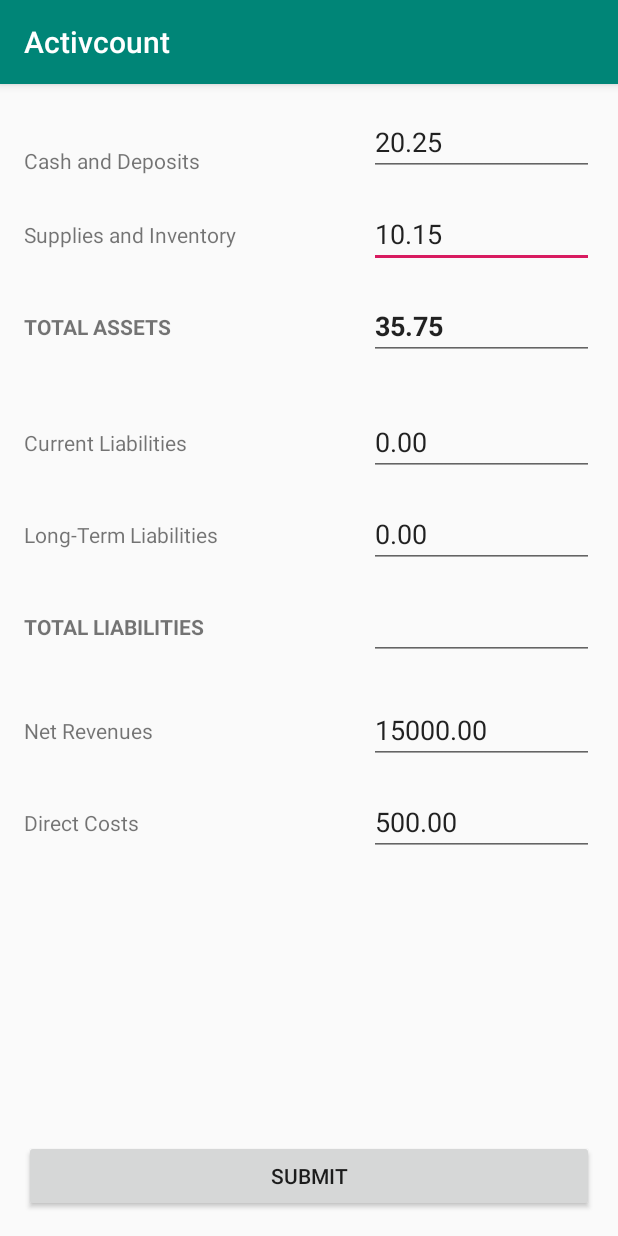
After one commit to alexandrebobkov/activcount002, an Android app: the fragment DataFragment shown on its own in the app's theme, on a phone screen of 412 x 824 dp. The commit adds this screen. Run offline under Robolectric (Android 15) with nearby library versions, the phone set to English and light mode, and no system bars.

Commit message:
Financial data. ViewModel.

```diff
--- a/app/build.gradle
+++ b/app/build.gradle
@@ -30,4 +30,6 @@ dependencies {
     testImplementation 'junit:junit:4.12'
     androidTestImplementation 'androidx.test.ext:junit:1.1.1'
     androidTestImplementation 'androidx.test.espresso:espresso-core:3.2.0'
+    implementation 'org.jetbrains:annotations-java5:15.0'
+    implementation 'androidx.legacy:legacy-support-v4:1.0.0'
 }
--- a/app/src/main/java/com/example/activcount_002/MainActivity.java
+++ b/app/src/main/java/com/example/activcount_002/MainActivity.java
@@ -53,8 +53,8 @@ public class MainActivity extends AppCompatActivity
         // Passing each menu ID as a set of Ids because each
         // menu should be considered as top level destinations.
         mAppBarConfiguration = new AppBarConfiguration.Builder(
-                R.id.nav_home, R.id.nav_gallery, R.id.nav_slideshow,
-                R.id.nav_tools, R.id.nav_about, R.id.nav_share, R.id.nav_send)
+                R.id.nav_home, R.id.nav_ratios, R.id.nav_slideshow,
+                R.id.nav_tools, R.id.nav_data, R.id.nav_about, R.id.nav_share, R.id.nav_send)
                 .setDrawerLayout(drawer)
                 .build();
 
--- /dev/null
+++ b/app/src/main/java/com/example/activcount_002/MainData.java
@@ -0,0 +1,37 @@
+package com.example.activcount_002;
+
+import android.widget.TextView;
+
+public class MainData
+{
+    private static float assets_current, assets_supplies, assets_total;
+    private static float liabilities_current, liabilities_long_term, liabilities_total;
+    private static float net_revenues, direct_costs, operating_expenses;
+
+    public MainData()
+    {
+        assets_current          = 0;
+        assets_supplies         = 0;
+        assets_total            = 0;
+
+        liabilities_current     = 0;
+        liabilities_long_term   = 0;
+        liabilities_total       = 0;
+
+        net_revenues            = 0;
+        direct_costs            = 0;
+        operating_expenses      = 0;
+    }
+
+    public void setAssetsCurrent(Float num)         {   assets_current = num;       }
+    public void setAssetsSupplies(Float num)        {   assets_supplies = num;      }
+    public void setAssetsTotal(Float num)           {   assets_total = num;         }
+    public void setNetRevenues(Float num)           {   net_revenues = num;         }
+    public void setDirectCosts(Float num)           {   direct_costs = num;         }
+    public void setOperating_expenses(Float num)    {   operating_expenses = num;   }
+
+    public float getAssetsCurrent ()            {   return assets_current;   }
+    public float getAssetsSupplies ()           {   return assets_supplies;  }
+    public float getAssetsTotal ()              {   return assets_total;     }
+
+}
--- a/app/src/main/java/com/example/activcount_002/MainViewModel.java
+++ b/app/src/main/java/com/example/activcount_002/MainViewModel.java
@@ -4,13 +4,15 @@
  *  Last time updated:  October 31, 2019
  *  Revision:           2
  *
- *  Author: Alexandre Bobkov
- *  Company: Alexandre Comptabilite Specialise Ltee.
+ *  Author:             Alexandre Bobkov
+ *  Company:            Alexandre Comptabilite Specialise Ltee.
  *
- *  Objective: main class for handling all UX items (textboxes, buttons, etc).
+ *  Objective:          main class for handling all UX items (textboxes, buttons, etc).
  *
  **/
 package com.example.activcount_002;
+
+import android.widget.TextView;
 
 import androidx.lifecycle.LiveData;
 import androidx.lifecycle.MutableLiveData;
@@ -20,20 +22,64 @@ public class MainViewModel extends ViewModel
 {
     private static String status_msg         = "initial value";         // define static variable: one for all instances.
     private static String home_status_msg    = "initial home status";   // define static variable: one for all instances.
+
+    private static String str_assets_current        = "20.25";
+    private static String str_assets_supplies       = "10.15";
+    private static String str_assets_total          = "35.75";
+    private static String str_liabilities_current   = "0.00";
+    private static String str_liabilities_long_term = "0.00";
+    private static String str_liabilities_total     = "0.00";
+    private static String str_net_revenues          = "15000.00";
+    private static String str_direct_costs          = "500.00";
+    private static String str_operating_expenses    = "2500.00";
     private MutableLiveData<String> statusText;
     private MutableLiveData<String> homeStatusText;
+    private MutableLiveData<String> assetsCurrentText, assetsSuppliesText, assetsTotalText;
+    private MutableLiveData<String> net_revenues, direct_costs, operating_expenses;
 
     public MainViewModel()
     {
-        statusText      = new MutableLiveData<>();
-        homeStatusText  = new MutableLiveData<>();
+        statusText          = new MutableLiveData<>();
+        homeStatusText      = new MutableLiveData<>();
+        assetsCurrentText   = new MutableLiveData<>();
+        assetsSuppliesText  = new MutableLiveData<>();
+        assetsTotalText     = new MutableLiveData<>();
+        net_revenues        = new MutableLiveData<>();
+        direct_costs        = new MutableLiveData<>();
+        operating_expenses  = new MutableLiveData<>();
 
         statusText.setValue(status_msg);
         homeStatusText.setValue(home_status_msg);
+
+        assetsCurrentText.setValue(str_assets_current);
+        assetsSuppliesText.setValue(str_assets_supplies);
+        assetsTotalText.setValue(str_assets_total);
+
+        net_revenues.setValue(str_net_revenues);
+        direct_costs.setValue(str_direct_costs);
+        operating_expenses.setValue(str_operating_expenses);
     }
 
-    public void setStatus_msg(String s)     {   status_msg = s;             }
-    public void setHomeStatus_msg(String s) {   home_status_msg = s;        }
-    public String get_home_status_msg()     {   return home_status_msg;     }
-    public LiveData<String> getStatus_msg() {   return statusText;          }
+    public void setStatus_msg(String s)                 {   status_msg = s;             }
+    public void setHomeStatus_msg(String s)             {   home_status_msg = s;        }
+
+    public void setAssetsCurrent(TextView tv)           {   str_assets_current = ""+tv.getText();       }
+    public void setAssetsSupplies(TextView tv)          {   str_assets_supplies = ""+tv.getText();      }
+    public void setAssetsTotal(TextView tv)             {   str_assets_total = ""+tv.getText();         }
+    public void setNetRevenues(TextView tv)             {   str_net_revenues = ""+tv.getText();         }
+    public void setDirectCosts(TextView tv)             {   str_direct_costs = ""+tv.getText();         }
+
+    public String getAssetsCurrent()                    {   return str_assets_current;  }
+    public String getAssetsSupplies()                   {   return str_assets_supplies; }
+    public String getAssetsTotal()                      {   return str_assets_total;    }
+
+    public String get_home_status_msg()                 {   return home_status_msg;     }
+
+    public LiveData<String> getStatus_msg()             {   return statusText;          }
+    public LiveData<String> getAssetsCurrentText()      {   return assetsCurrentText;   }
+    public LiveData<String> getAssetsSuppliesText()     {   return assetsSuppliesText;  }
+    public LiveData<String> getAssetsTotalText()        {   return assetsTotalText;     }
+    public LiveData<String> getNetRevenuesText()        {   return net_revenues;        }
+    public LiveData<String> getDirectCostsText()        {   return direct_costs;        }
+    public LiveData<String> getOperatingExpensesText()  {   return operating_expenses;        }
 }
--- /dev/null
+++ b/app/src/main/java/com/example/activcount_002/ui/data/DataFragment.java
@@ -0,0 +1,97 @@
+package com.example.activcount_002.ui.data;
+
+import android.os.Bundle;
+import android.view.LayoutInflater;
+import android.view.View;
+import android.view.ViewGroup;
+import android.widget.TextView;
+import android.widget.Button;
+import androidx.annotation.Nullable;
+import androidx.annotation.NonNull;
+import androidx.fragment.app.Fragment;
+import androidx.lifecycle.Observer;
+import androidx.lifecycle.ViewModelProviders;
+
+import com.example.activcount_002.MainViewModel;
+import com.example.activcount_002.MainData;
+import com.example.activcount_002.R;
+
+import org.w3c.dom.Text;
+
+public class DataFragment extends Fragment {
+
+    private MainViewModel mainViewModel;
+    private MainData mainData;
+    private View view;
+
+    public View onCreateView(@NonNull LayoutInflater inflater,
+                             ViewGroup container, Bundle savedInstanceState)
+    {
+        mainData = new MainData();
+        view = getView();
+        mainViewModel   = ViewModelProviders.of(this).get(MainViewModel.class);
+        View root = inflater.inflate(R.layout.fragment_data, container, false);
+
+        final Button    btn_ok              = root.findViewById(R.id.btn_data_submit);
+        final TextView  assets_current      = root.findViewById(R.id.data_cash_and_deposits);
+        final TextView  assets_supplies     = root.findViewById(R.id.data_inventory);
+        final TextView  assets_total        = root.findViewById(R.id.data_total_assets);
+        final TextView  net_revenues        = root.findViewById(R.id.data_net_revenues);
+        final TextView  direct_costs        = root.findViewById(R.id.data_direct_costs);
+
+        btn_ok.setOnClickListener(new View.OnClickListener()
+        {
+            @Override
+            public void onClick(View v)
+            {
+                // Update MainData variables
+                mainData.setAssetsCurrent(Float.parseFloat(""+assets_current.getText()));
+                mainData.setAssetsSupplies(Float.parseFloat(""+assets_supplies.getText()));
+                mainData.setAssetsTotal(Float.parseFloat(""+assets_total.getText()));
+
+                mainData.setNetRevenues(Float.parseFloat(""+net_revenues.getText()));
+                mainData.setDirectCosts(Float.parseFloat(""+direct_costs.getText()));
+
+                mainViewModel.setAssetsCurrent(assets_current);
+                mainViewModel.setAssetsSupplies(assets_supplies);
+                mainViewModel.setAssetsTotal(assets_total);
+
+                mainViewModel.setNetRevenues(net_revenues);
+                mainViewModel.setDirectCosts(direct_costs);
+
+                mainViewModel.setHomeStatus_msg("data submitted!"
+                        +"\nCA: " +mainData.getAssetsCurrent()
+                        +"\nLA: " +mainData.getAssetsSupplies()
+                        +"\nTA: "+mainData.getAssetsTotal());
+            }
+        });
+
+        mainViewModel.getAssetsCurrentText().observe(this, new Observer<String>()
+        {
+            @Override
+            public void onChanged(@Nullable String s)   {   assets_current.setText(s);   }
+        });
+        mainViewModel.getAssetsSuppliesText().observe(this, new Observer<String>()
+        {
+            @Override
+            public void onChanged(@Nullable String s)   {   assets_supplies.setText(s);   }
+        });
+        mainViewModel.getAssetsTotalText().observe(this, new Observer<String>()
+        {
+            @Override
+            public void onChanged(@Nullable String s)   {   assets_total.setText(s);   }
+        });
+        mainViewModel.getNetRevenuesText().observe(this, new Observer<String>()
+        {
+            @Override
+            public void onChanged(@Nullable String s)   {   net_revenues.setText(s);   }
+        });
+        mainViewModel.getDirectCostsText().observe(this, new Observer<String>()
+        {
+            @Override
+            public void onChanged(@Nullable String s)   {   direct_costs.setText(s);   }
+        });
+
+        return root;
+    }
+}
--- a/app/src/main/res/layout/app_bar_main.xml
+++ b/app/src/main/res/layout/app_bar_main.xml
@@ -28,6 +28,7 @@
         android:layout_height="wrap_content"
         android:layout_gravity="bottom|end"
         android:layout_margin="@dimen/fab_margin"
+        android:visibility="invisible"
         app:srcCompat="@android:drawable/ic_dialog_email" />
 
 </androidx.coordinatorlayout.widget.CoordinatorLayout>
--- /dev/null
+++ b/app/src/main/res/layout/fragment_data.xml
@@ -0,0 +1,205 @@
+<?xml version="1.0" encoding="utf-8"?>
+<androidx.constraintlayout.widget.ConstraintLayout xmlns:android="http://schemas.android.com/apk/res/android"
+    xmlns:app="http://schemas.android.com/apk/res-auto"
+    xmlns:tools="http://schemas.android.com/tools"
+    android:layout_width="match_parent"
+    android:layout_height="match_parent">
+
+    <TextView
+        android:id="@+id/label_data_inventory"
+        android:layout_width="wrap_content"
+        android:layout_height="wrap_content"
+        android:layout_marginStart="16dp"
+        android:text="@string/data_inventory"
+        app:layout_constraintBottom_toBottomOf="@+id/data_inventory"
+        app:layout_constraintStart_toStartOf="parent"
+        app:layout_constraintTop_toTopOf="@+id/data_inventory" />
+
+    <EditText
+        android:id="@+id/data_inventory"
+        android:layout_width="150dp"
+        android:layout_height="wrap_content"
+        android:layout_marginTop="16dp"
+        android:layout_marginEnd="16dp"
+        android:ems="10"
+        android:inputType="numberDecimal"
+        app:layout_constraintEnd_toEndOf="parent"
+        app:layout_constraintTop_toBottomOf="@+id/data_cash_and_deposits"
+        tools:text="5.15" />
+
+    <TextView
+        android:id="@+id/label_data_cash"
+        android:layout_width="wrap_content"
+        android:layout_height="wrap_content"
+        android:layout_marginStart="16dp"
+        android:layout_marginTop="24dp"
+        android:text="@string/data_cash"
+        app:layout_constraintBottom_toBottomOf="@+id/data_cash_and_deposits"
+        app:layout_constraintStart_toStartOf="parent"
+        app:layout_constraintTop_toTopOf="@+id/data_cash_and_deposits" />
+
+    <EditText
+        android:id="@+id/data_cash_and_deposits"
+        android:layout_width="150dp"
+        android:layout_height="wrap_content"
+        android:layout_marginTop="16dp"
+        android:layout_marginEnd="16dp"
+        android:ems="10"
+        android:inputType="numberDecimal"
+        app:layout_constraintEnd_toEndOf="parent"
+        app:layout_constraintTop_toTopOf="parent"
+        tools:text="10.25" />
+
+    <TextView
+        android:id="@+id/label_total_assets"
+        android:layout_width="wrap_content"
+        android:layout_height="wrap_content"
+        android:layout_marginStart="16dp"
+        android:text="@string/data_total_assets"
+        android:textStyle="normal|bold"
+        app:layout_constraintBottom_toBottomOf="@+id/data_total_assets"
+        app:layout_constraintStart_toStartOf="parent"
+        app:layout_constraintTop_toTopOf="@+id/data_total_assets" />
+
+    <EditText
+        android:id="@+id/data_total_assets"
+        android:layout_width="150dp"
+        android:layout_height="wrap_content"
+        android:layout_marginTop="16dp"
+        android:layout_marginEnd="16dp"
+        android:ems="10"
+        android:inputType="numberDecimal"
+        android:textStyle="normal|bold"
+        app:layout_constraintEnd_toEndOf="parent"
+        app:layout_constraintTop_toBottomOf="@+id/data_inventory"
+        tools:text="15.75" />
+
+    <TextView
+        android:id="@+id/label_current_liabilities"
+        android:layout_width="wrap_content"
+        android:layout_height="wrap_content"
+        android:layout_marginStart="16dp"
+        android:text="@string/data_current_liabilities"
+        app:layout_constraintBottom_toBottomOf="@+id/data_current_liabilities"
+        app:layout_constraintStart_toStartOf="parent"
+        app:layout_constraintTop_toTopOf="@+id/data_current_liabilities" />
+
+    <EditText
+        android:id="@+id/data_current_liabilities"
+        android:layout_width="150dp"
+        android:layout_height="wrap_content"
+        android:layout_marginTop="32dp"
+        android:layout_marginEnd="16dp"
+        android:ems="10"
+        android:inputType="numberDecimal"
+        android:text="0.00"
+        app:layout_constraintEnd_toEndOf="parent"
+        app:layout_constraintTop_toBottomOf="@+id/data_total_assets"
+        tools:text="0.00" />
+
+    <TextView
+        android:id="@+id/label_long_term_liabilities"
+        android:layout_width="wrap_content"
+        android:layout_height="wrap_content"
+        android:layout_marginStart="16dp"
+        android:text="@string/data_long_term_liabilities"
+        app:layout_constraintBottom_toBottomOf="@+id/data_long_term_liabilities"
+        app:layout_constraintStart_toStartOf="parent"
+        app:layout_constraintTop_toTopOf="@+id/data_long_term_liabilities" />
+
+    <EditText
+        android:id="@+id/data_long_term_liabilities"
+        android:layout_width="150dp"
+        android:layout_height="wrap_content"
+        android:layout_marginTop="16dp"
+        android:layout_marginEnd="16dp"
+        android:ems="10"
+        android:inputType="numberDecimal"
+        android:text="0.00"
+        app:layout_constraintEnd_toEndOf="parent"
+        app:layout_constraintTop_toBottomOf="@+id/data_current_liabilities"
+        tools:text="0.00" />
+
+    <TextView
+        android:id="@+id/label_total_liabilities"
+        android:layout_width="wrap_content"
+        android:layout_height="wrap_content"
+        android:layout_marginStart="16dp"
+        android:text="@string/data_total_liabilities"
+        android:textStyle="normal|bold"
+        app:layout_constraintBottom_toBottomOf="@+id/data_total_liabilities"
+        app:layout_constraintStart_toStartOf="parent"
+        app:layout_constraintTop_toTopOf="@+id/data_total_liabilities" />
+
+    <EditText
+        android:id="@+id/data_total_liabilities"
+        android:layout_width="150dp"
+        android:layout_height="wrap_content"
+        android:layout_marginTop="16dp"
+        android:layout_marginEnd="16dp"
+        android:ems="10"
+        android:inputType="numberDecimal"
+        android:textStyle="normal|bold"
+        app:layout_constraintEnd_toEndOf="parent"
+        app:layout_constraintTop_toBottomOf="@+id/data_long_term_liabilities"
+        tools:text="0.00" />
+
+
+    <TextView
+        android:id="@+id/label_Net_Revenues"
+        android:layout_width="wrap_content"
+        android:layout_height="wrap_content"
+        android:layout_marginStart="16dp"
+        android:text="@string/data_net_revenues"
+        app:layout_constraintBottom_toBottomOf="@+id/data_net_revenues"
+        app:layout_constraintStart_toStartOf="parent"
+        app:layout_constraintTop_toTopOf="@+id/data_net_revenues" />
+
+    <EditText
+        android:id="@+id/data_net_revenues"
+        android:layout_width="150dp"
+        android:layout_height="wrap_content"
+        android:layout_marginTop="24dp"
+        android:layout_marginEnd="16dp"
+        android:ems="10"
+        android:inputType="numberDecimal"
+        android:text="0.00"
+        app:layout_constraintEnd_toEndOf="parent"
+        app:layout_constraintTop_toBottomOf="@+id/data_total_liabilities" />
+
+    <TextView
+        android:id="@+id/textView3"
+        android:layout_width="wrap_content"
+        android:layout_height="wrap_content"
+        android:layout_marginStart="16dp"
+        android:text="@string/data_direct_costs"
+        app:layout_constraintBottom_toBottomOf="@+id/data_direct_costs"
+        app:layout_constraintStart_toStartOf="parent"
+        app:layout_constraintTop_toTopOf="@+id/data_direct_costs" />
+
+    <EditText
+        android:id="@+id/data_direct_costs"
+        android:layout_width="150dp"
+        android:layout_height="wrap_content"
+        android:layout_marginTop="16dp"
+        android:layout_marginEnd="16dp"
+        android:ems="10"
+        android:inputType="numberDecimal"
+        android:text="0.00"
+        app:layout_constraintEnd_toEndOf="parent"
+        app:layout_constraintTop_toBottomOf="@+id/data_net_revenues" />
+
+
+
+    <Button
+        android:id="@+id/btn_data_submit"
+        android:layout_width="0dp"
+        android:layout_height="wrap_content"
+        android:layout_marginStart="16dp"
+        android:layout_marginEnd="16dp"
+        android:layout_marginBottom="16dp"
+        android:text="@string/btn_data_submit"
+        app:layout_constraintBottom_toBottomOf="parent"
+        app:layout_constraintEnd_toEndOf="parent"
+        app:layout_constraintStart_toStartOf="parent" />
+</androidx.constraintlayout.widget.ConstraintLayout>
--- a/app/src/main/res/values/strings.xml
+++ b/app/src/main/res/values/strings.xml
@@ -8,17 +8,19 @@
     <string name="action_settings">Settings</string>
 
     <string name="menu_about">About</string>
+    <string name="menu_data">Data</string>
     <string name="menu_home">Home</string>
     <string name="menu_gallery">Gallery</string>
     <string name="menu_slideshow">Slideshow</string>
+    <string name="menu_ratios">Ratios</string>
     <string name="menu_reports">Reports</string>
     <string name="menu_tools">Tools</string>
     <string name="menu_share">Share</string>
     <string name="menu_send">Send</string>
 
     <string name="btn_ok">OK</string>
+    <string name="btn_data_submit">SUBMIT</string>
     <string name="status_msg">...</string>
-
 
     <string name="app_objective">This program provides condensed visualization of financial information about your business. In addition, program provides: key ratio analysis, forecasting, and pro-forma financial statements.</string>
     <string name="company_name">Alexandre Comptabilité Spécialisé</string>
@@ -30,4 +32,17 @@
     <string name="contact_info_phone">(613) 882-8404</string>
     <string name="contact_info_website">www.activcount.ca</string>
 
+    <string name="ratio_quick">Quick Ratio</string>
+    <string name="ratio_quick_def">Liquidity test. Calculated by dividing the most liquid current assets by current liabilities. In general, ratio should at least be equal to 1.</string>
+
+    <string name="data_cash">Cash and Deposits</string>
+    <string name="data_inventory">Supplies and Inventory</string>
+    <string name="data_total_assets">TOTAL ASSETS</string>
+    <string name="data_current_liabilities">Current Liabilities</string>
+    <string name="data_long_term_liabilities">Long-Term Liabilities</string>
+    <string name="data_total_liabilities">TOTAL LIABILITIES</string>
+    <string name="data_net_revenues">Net Revenues</string>
+    <string name="data_direct_costs">Direct Costs</string>
+    <string name="data_oper_expenses">Operating Expenses</string>
+
 </resources>
```
Also changed, not shown: app/src/main/java/com/example/activcount_002/ui/about/AboutFragment.java (+7 -7 lines), app/src/main/java/com/example/activcount_002/ui/ratios/RatiosFragment.java (added, +34 -0 lines), app/src/main/res/layout/fragment_ratios.xml (added, +30 -0 lines), app/src/main/res/menu/activity_main_drawer.xml (+4 -4 lines), app/src/main/res/navigation/mobile_navigation.xml (+11 -0 lines), 2 other files.
